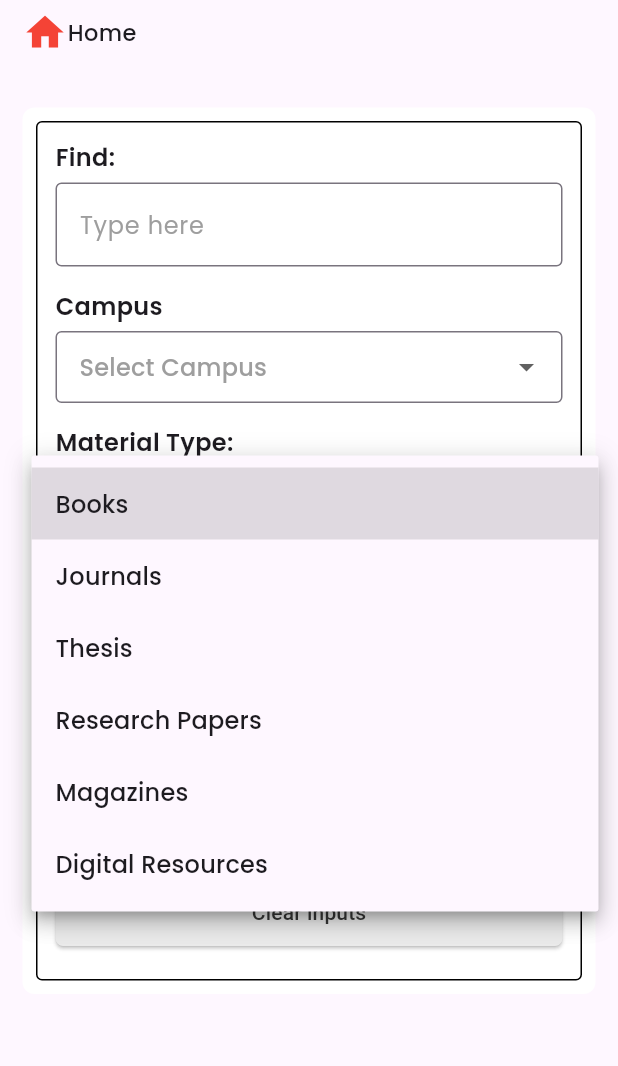
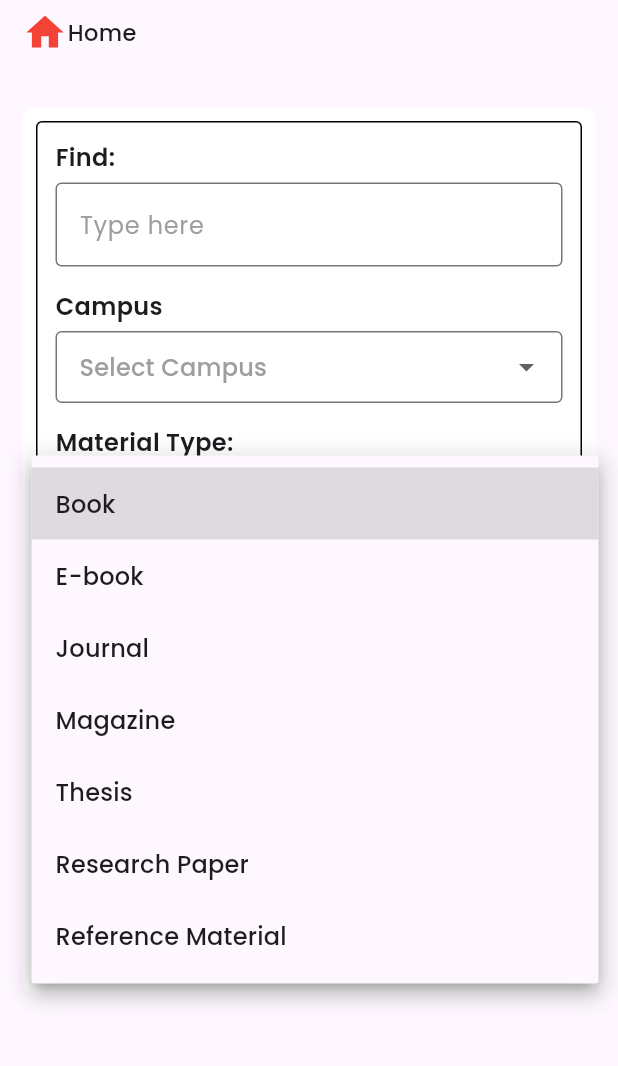
Before and after one commit to Bench-10/BSU_Library_Clone, a Flutter app: the HomePage widget shown alone on an empty page, opened directly, after a tap on "Select Material", on a phone screen of 412 x 824 dp, the part 77-1143 px from its top. Run offline on Flutter 3.47's test engine with Material 3 defaults, Android fonts, the phone set to English and light mode, and no system bars; our stand-ins replace cloud_firestore, firebase_core, google_fonts; accounts and stored records are empty.

```diff
--- a/lib/features/auth/adminLogin.dart
+++ b/lib/features/auth/adminLogin.dart
@@ -276,7 +276,7 @@ class _AdminLoginState extends State<AdminLogin> {
                               width: 20,
                               height: 20,
                               child: CircularProgressIndicator(
-                                valueColor: AlwaysStoppedAnimation<Color>(Colors.white),
+                                valueColor: AlwaysStoppedAnimation<Color>(Colors.red),
                               ),
                             ),
                             SizedBox(width: 10),
--- a/lib/features/pages/homePage.dart
+++ b/lib/features/pages/homePage.dart
@@ -32,12 +32,13 @@ class _MyAppState extends State<HomePage> {
   ];
 
   final List<String> materialTypes = [
-    'Books',
-    'Journals',
+    'Book',
+    'E-book',
+    'Journal',
+    'Magazine',
     'Thesis',
-    'Research Papers',
-    'Magazines',
-    'Digital Resources',
+    'Research Paper',
+    'Reference Material',
   ];
 
   // Perform search based on selected criteria
--- a/lib/features/pages/searchPage.dart
+++ b/lib/features/pages/searchPage.dart
@@ -589,6 +589,7 @@ class _SearchPageState extends State<SearchPage> {
   Widget _buildRequestButton(Map<String, dynamic> book) {
     String? status = borrowRequestStatus[book['id']];
 
+
     if (status == 'pending') {
       return Container(
         padding: EdgeInsets.symmetric(horizontal: 8, vertical: 4),
```
Also changed, not shown: lib/features/pages/mainApp.dart (+6 -1 lines), lib/features/pages/returnedBooksPage.dart (+23 -16 lines).
